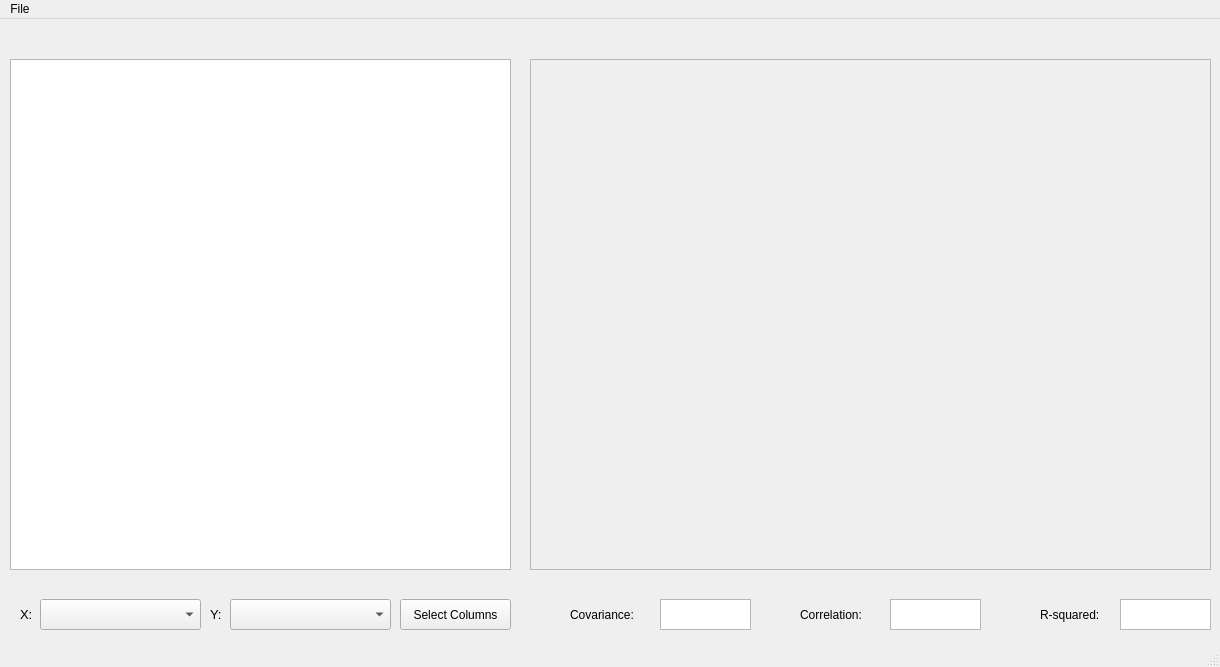
Before: the Qt Designer form tablewindow.ui in dzhi/school-regression-analysis, drawn with Qt 5.
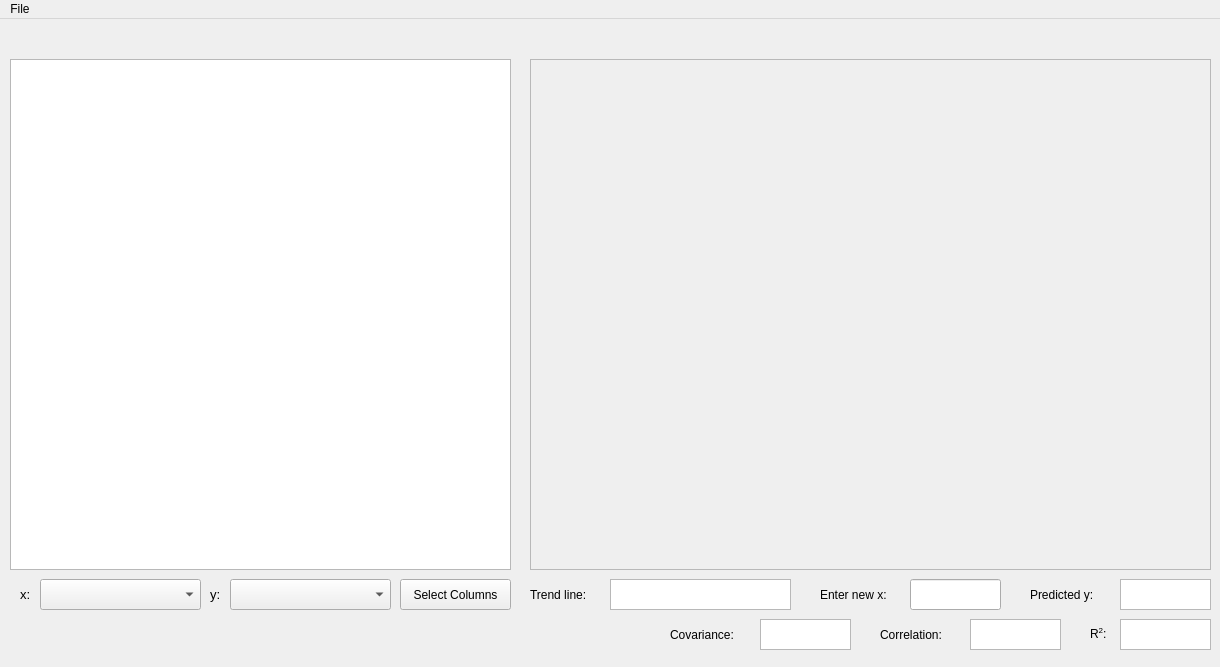
After: the same form once the commit is applied. Custom widgets are drawn as their Qt base class.

Commit message:
Trend line equation; predict y value given x
Also:
- Somewhat reorganized appearance for the boxes at the bottom
- Tooltip for R-squared
- "R-squared" changed to R followed by superscript 2

```diff
--- a/tablewindow.ui
+++ b/tablewindow.ui
@@ -28,7 +28,7 @@
     <property name="geometry">
      <rect>
       <x>40</x>
-      <y>580</y>
+      <y>560</y>
       <width>161</width>
       <height>31</height>
      </rect>
@@ -38,7 +38,7 @@
     <property name="geometry">
      <rect>
       <x>400</x>
-      <y>580</y>
+      <y>560</y>
       <width>111</width>
       <height>31</height>
      </rect>
@@ -51,7 +51,7 @@
     <property name="geometry">
      <rect>
       <x>230</x>
-      <y>580</y>
+      <y>560</y>
       <width>161</width>
       <height>31</height>
      </rect>
@@ -86,21 +86,21 @@
    <widget class="QLabel" name="RsquaredLabel">
     <property name="geometry">
      <rect>
-      <x>1040</x>
-      <y>580</y>
-      <width>81</width>
+      <x>1090</x>
+      <y>600</y>
+      <width>31</width>
       <height>31</height>
      </rect>
     </property>
     <property name="text">
-     <string>R-squared:</string>
+     <string>&lt;html&gt;&lt;head/&gt;&lt;body&gt;&lt;p&gt;R&lt;span style=&quot; vertical-align:super;&quot;&gt;2&lt;/span&gt;:&lt;/p&gt;&lt;/body&gt;&lt;/html&gt;</string>
     </property>
    </widget>
    <widget class="QTextEdit" name="corrTextEdit">
     <property name="geometry">
      <rect>
-      <x>890</x>
-      <y>580</y>
+      <x>970</x>
+      <y>600</y>
       <width>91</width>
       <height>31</height>
      </rect>
@@ -113,9 +113,9 @@
     <property name="geometry">
      <rect>
       <x>20</x>
-      <y>585</y>
+      <y>560</y>
       <width>21</width>
-      <height>21</height>
+      <height>31</height>
      </rect>
     </property>
     <property name="font">
@@ -124,16 +124,16 @@
      </font>
     </property>
     <property name="text">
-     <string>X:</string>
+     <string>x:</string>
     </property>
    </widget>
    <widget class="QLabel" name="ylabel">
     <property name="geometry">
      <rect>
       <x>210</x>
-      <y>585</y>
+      <y>560</y>
       <width>21</width>
-      <height>21</height>
+      <height>31</height>
      </rect>
     </property>
     <property name="font">
@@ -142,24 +142,27 @@
      </font>
     </property>
     <property name="text">
-     <string>Y:</string>
+     <string>y:</string>
     </property>
    </widget>
    <widget class="QTextEdit" name="RsquaredTextEdit">
     <property name="geometry">
      <rect>
       <x>1120</x>
-      <y>580</y>
+      <y>600</y>
       <width>91</width>
       <height>31</height>
      </rect>
     </property>
+    <property name="readOnly">
+     <bool>true</bool>
+    </property>
    </widget>
    <widget class="QLabel" name="corrLabel">
     <property name="geometry">
      <rect>
-      <x>800</x>
-      <y>580</y>
+      <x>880</x>
+      <y>600</y>
       <width>91</width>
       <height>31</height>
      </rect>
@@ -174,8 +177,8 @@
    <widget class="QLabel" name="covLabel">
     <property name="geometry">
      <rect>
-      <x>570</x>
-      <y>580</y>
+      <x>670</x>
+      <y>600</y>
       <width>91</width>
       <height>31</height>
      </rect>
@@ -190,8 +193,86 @@
    <widget class="QTextEdit" name="covTextEdit">
     <property name="geometry">
      <rect>
-      <x>660</x>
-      <y>580</y>
+      <x>760</x>
+      <y>600</y>
+      <width>91</width>
+      <height>31</height>
+     </rect>
+    </property>
+    <property name="readOnly">
+     <bool>true</bool>
+    </property>
+   </widget>
+   <widget class="QLabel" name="newXLabel">
+    <property name="geometry">
+     <rect>
+      <x>820</x>
+      <y>560</y>
+      <width>91</width>
+      <height>31</height>
+     </rect>
+    </property>
+    <property name="text">
+     <string>Enter new x:</string>
+    </property>
+   </widget>
+   <widget class="QTextEdit" name="predictedYTextEdit">
+    <property name="geometry">
+     <rect>
+      <x>1120</x>
+      <y>560</y>
+      <width>91</width>
+      <height>31</height>
+     </rect>
+    </property>
+    <property name="readOnly">
+     <bool>true</bool>
+    </property>
+   </widget>
+   <widget class="QLabel" name="predictedYLabel">
+    <property name="geometry">
+     <rect>
+      <x>1030</x>
+      <y>560</y>
+      <width>91</width>
+      <height>31</height>
+     </rect>
+    </property>
+    <property name="text">
+     <string>Predicted y:</string>
+    </property>
+   </widget>
+   <widget class="QTextEdit" name="trendLineTextEdit">
+    <property name="geometry">
+     <rect>
+      <x>610</x>
+      <y>560</y>
+      <width>181</width>
+      <height>31</height>
+     </rect>
+    </property>
+    <property name="readOnly">
+     <bool>true</bool>
+    </property>
+   </widget>
+   <widget class="QLabel" name="trendLineLabel">
+    <property name="geometry">
+     <rect>
+      <x>530</x>
+      <y>560</y>
+      <width>81</width>
+      <height>31</height>
+     </rect>
+    </property>
+    <property name="text">
+     <string>Trend line:</string>
+    </property>
+   </widget>
+   <widget class="QLineEdit" name="newXLineEdit">
+    <property name="geometry">
+     <rect>
+      <x>910</x>
+      <y>560</y>
       <width>91</width>
       <height>31</height>
      </rect>
@@ -216,7 +297,6 @@
    </widget>
    <addaction name="menuFile"/>
   </widget>
-  <widget class="QStatusBar" name="statusbar"/>
   <action name="actionImport_from_CSV">
    <property name="text">
     <string>Import from CSV</string>
```
Left out of the diff: 3 changed lines with no effect on the pictures. The commit also changes 2 other files.
